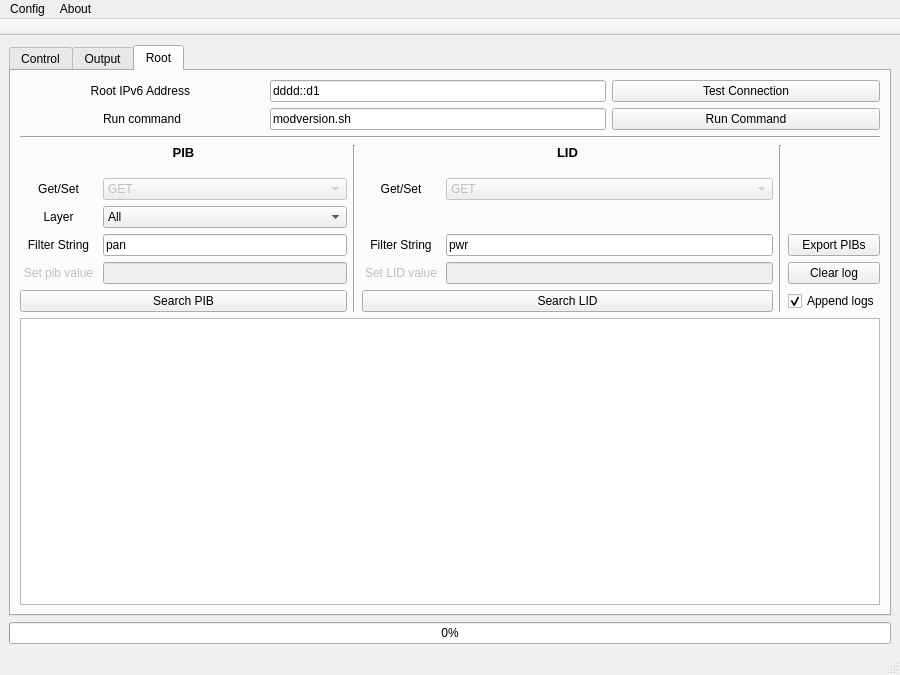
Before: the Qt Designer form main.ui in nyxonman/riva_PTA, drawn with Qt 5.
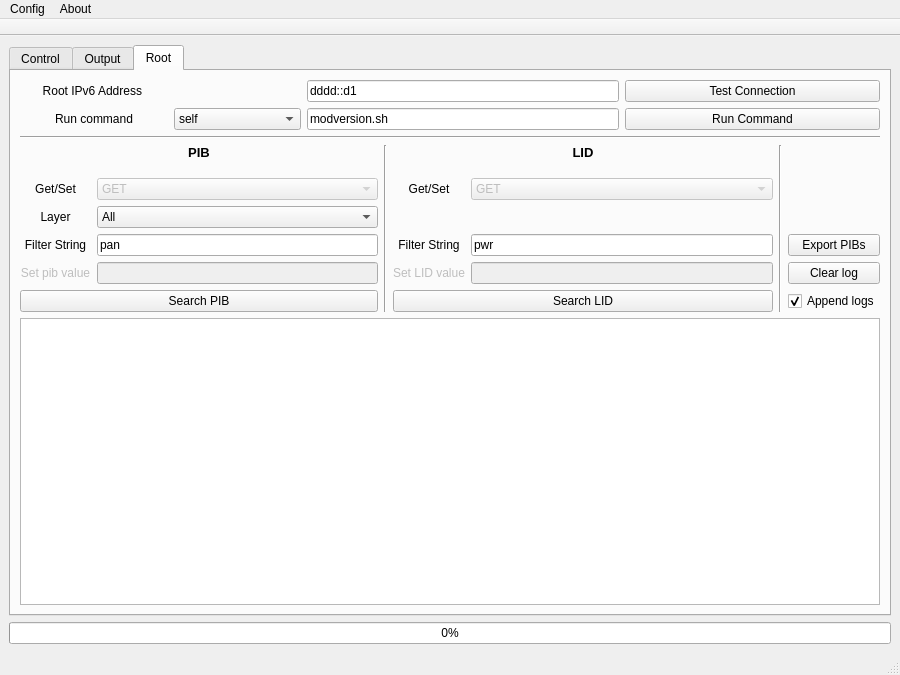
After: the same form once the commit is applied. The open tabs and pages were chosen to show the change.

Commit message: Added pre-listed commands for running commands

Diff of the .ui file:
```diff
--- a/main.ui
+++ b/main.ui
@@ -1115,26 +1115,6 @@
             </property>
            </widget>
           </item>
-          <item row="0" column="0" colspan="3">
-           <widget class="QLabel" name="rootAddrLab">
-            <property name="text">
-             <string>Root IPv6 Address </string>
-            </property>
-            <property name="alignment">
-             <set>Qt::AlignCenter</set>
-            </property>
-           </widget>
-          </item>
-          <item row="1" column="0" colspan="3">
-           <widget class="QLabel" name="runCmdLab">
-            <property name="text">
-             <string>Run command</string>
-            </property>
-            <property name="alignment">
-             <set>Qt::AlignCenter</set>
-            </property>
-           </widget>
-          </item>
           <item row="10" column="5">
            <widget class="QLabel" name="label_14">
             <property name="enabled">
@@ -1349,6 +1329,60 @@
             </property>
            </widget>
           </item>
+          <item row="1" column="0" colspan="2">
+           <widget class="QLabel" name="runCmdLab">
+            <property name="text">
+             <string>Run command</string>
+            </property>
+            <property name="alignment">
+             <set>Qt::AlignCenter</set>
+            </property>
+           </widget>
+          </item>
+          <item row="1" column="2">
+           <widget class="QComboBox" name="comboBox">
+            <item>
+             <property name="text">
+              <string>self</string>
+             </property>
+            </item>
+            <item>
+             <property name="text">
+              <string>ngcstatus</string>
+             </property>
+            </item>
+            <item>
+             <property name="text">
+              <string>modversion</string>
+             </property>
+            </item>
+            <item>
+             <property name="text">
+              <string>neighbor-dump t0</string>
+             </property>
+            </item>
+            <item>
+             <property name="text">
+              <string>neighbor-dump t7</string>
+             </property>
+            </item>
+            <item>
+             <property name="text">
+              <string>neighbor-dump t1</string>
+             </property>
+            </item>
+           </widget>
+          </item>
+          <item row="0" column="0" colspan="2">
+           <widget class="QLabel" name="rootAddrLab">
+            <property name="text">
+             <string>Root IPv6 Address </string>
+            </property>
+            <property name="alignment">
+             <set>Qt::AlignCenter</set>
+            </property>
+           </widget>
+          </item>
          </layout>
         </item>
        </layout>
```
The commit also changes 1 other file.
